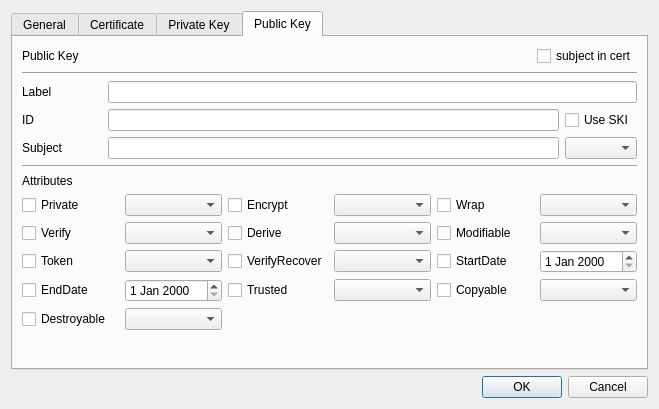
Qt form CryptokiMan/import_pfx_dlg.ui (jykim74/CryptokiMan) before a commit.
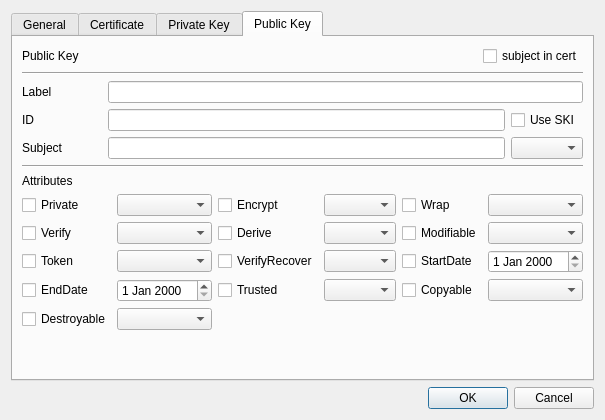
The same form after that commit.

Diff of the .ui file:
```diff
--- a/CryptokiMan/import_pfx_dlg.ui
+++ b/CryptokiMan/import_pfx_dlg.ui
@@ -6,8 +6,8 @@
    <rect>
     <x>0</x>
     <y>0</y>
-    <width>659</width>
-    <height>393</height>
+    <width>581</width>
+    <height>420</height>
    </rect>
   </property>
   <property name="windowTitle">
```
